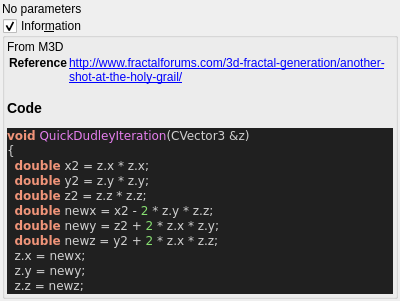
buddhi1980/mandelbulber2, file mandelbulber2/qt_data/fractal_quickdudley.ui: the form before one commit.
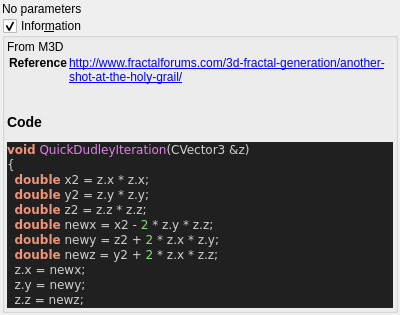
The form after the commit. Custom widgets are drawn as their Qt base class.

Commit message:
stripped code highlight output to body tag
 the surrounding part (HTML Tag and comment) contained version specific parts.
 Now only the body tag will be written to the ui file,
 so the complete output of populateUiInformation.php should be reproducable.

 Also readded broken symlinks in deploy/share/mandelbulber2

Patch:
```diff
--- a/mandelbulber2/qt_data/fractal_quickdudley.ui
+++ b/mandelbulber2/qt_data/fractal_quickdudley.ui
@@ -67,17 +67,12 @@
        <widget class="QLabel" name="label_code_content">
         <property name="text">
          <string>&lt;p&gt;From M3D&lt;/p&gt;&lt;table&gt;
-&lt;tr&gt;&lt;th&gt;Reference&lt;/th&gt;&lt;td&gt;&lt;a href=&quot;http://www.fractalforums.com/3d-fractal-generation/another-shot-at-the-holy-grail/&quot;&gt;http://www.fractalforums.com/3d-fractal-generation/another-shot-at-the-holy-grail/&lt;/a&gt;&lt;/td&gt;&lt;/tr&gt;
+&lt;tr&gt;&lt;th&gt;Reference&lt;/th&gt;&lt;td&gt;&lt;a href=&quot;http://www.fractalforums.com/3d-fractal-generation/another-shot-at-the-holy-grail/&quot;&gt;http://www.fractalforums.com/3d-fractal-generation/another-shot-at-the-holy-grail/&lt;br&gt;
+&lt;/td&gt;&lt;/tr&gt;
 &lt;/table&gt;
 &lt;h3&gt;Code&lt;/h3&gt;
-&lt;!DOCTYPE HTML PUBLIC &quot;-//W3C//DTD HTML 4.0 Transitional//EN&quot;&gt;
-&lt;html&gt;
-&lt;head&gt;
-&lt;meta http-equiv=&quot;content-type&quot; content=&quot;text/html; charset=ISO-8859-1&quot;&gt;
-&lt;title&gt;Source file&lt;/title&gt;
-&lt;/head&gt;
 &lt;body style=&quot;background-color:#202020&quot;&gt;
-&lt;pre style=&quot;color:#d0d0d0; background-color:#202020;  font-family:'Courier New';&quot;&gt;&lt;span style=&quot;color:#f09479; font-weight:bold&quot;&gt;void&lt;/span&gt; &lt;span style=&quot;color:#e47eed&quot;&gt;QuickDudleyIteration&lt;/span&gt;&lt;span style=&quot;color:#d0d0d0&quot;&gt;(&lt;/span&gt;CVector3 &lt;span style=&quot;color:#d0d0d0&quot;&gt;&amp;amp;&lt;/span&gt;z&lt;span style=&quot;color:#d0d0d0&quot;&gt;)&lt;/span&gt;
+&lt;pre style=&quot;color:#d0d0d0; background-color:#202020;  font-family:'Courier New',monospace;&quot;&gt;&lt;span style=&quot;color:#f09479; font-weight:bold&quot;&gt;void&lt;/span&gt; &lt;span style=&quot;color:#e47eed&quot;&gt;QuickDudleyIteration&lt;/span&gt;&lt;span style=&quot;color:#d0d0d0&quot;&gt;(&lt;/span&gt;CVector3 &lt;span style=&quot;color:#d0d0d0&quot;&gt;&amp;amp;&lt;/span&gt;z&lt;span style=&quot;color:#d0d0d0&quot;&gt;)&lt;/span&gt;
 &lt;span style=&quot;color:#d0d0d0&quot;&gt;{&lt;/span&gt;
   &lt;span style=&quot;color:#f09479; font-weight:bold&quot;&gt;double&lt;/span&gt; x2 &lt;span style=&quot;color:#d0d0d0&quot;&gt;=&lt;/span&gt; z&lt;span style=&quot;color:#d0d0d0&quot;&gt;.&lt;/span&gt;x &lt;span style=&quot;color:#d0d0d0&quot;&gt;*&lt;/span&gt; z&lt;span style=&quot;color:#d0d0d0&quot;&gt;.&lt;/span&gt;x&lt;span style=&quot;color:#d0d0d0&quot;&gt;;&lt;/span&gt;
   &lt;span style=&quot;color:#f09479; font-weight:bold&quot;&gt;double&lt;/span&gt; y2 &lt;span style=&quot;color:#d0d0d0&quot;&gt;=&lt;/span&gt; z&lt;span style=&quot;color:#d0d0d0&quot;&gt;.&lt;/span&gt;y &lt;span style=&quot;color:#d0d0d0&quot;&gt;*&lt;/span&gt; z&lt;span style=&quot;color:#d0d0d0&quot;&gt;.&lt;/span&gt;y&lt;span style=&quot;color:#d0d0d0&quot;&gt;;&lt;/span&gt;
@@ -90,10 +85,7 @@
   z&lt;span style=&quot;color:#d0d0d0&quot;&gt;.&lt;/span&gt;z &lt;span style=&quot;color:#d0d0d0&quot;&gt;=&lt;/span&gt; newz&lt;span style=&quot;color:#d0d0d0&quot;&gt;;&lt;/span&gt;
 &lt;span style=&quot;color:#d0d0d0&quot;&gt;}&lt;/span&gt;
 &lt;/pre&gt;
-&lt;/body&gt;
-&lt;/html&gt;
-&lt;!--HTML generated by highlight 3.9, http://www.andre-simon.de/--&gt;
-</string>
+&lt;/body&gt;</string>
         </property>
         <property name="wordWrap">
          <bool>true</bool>
```
The commit also changes 109 other files.
